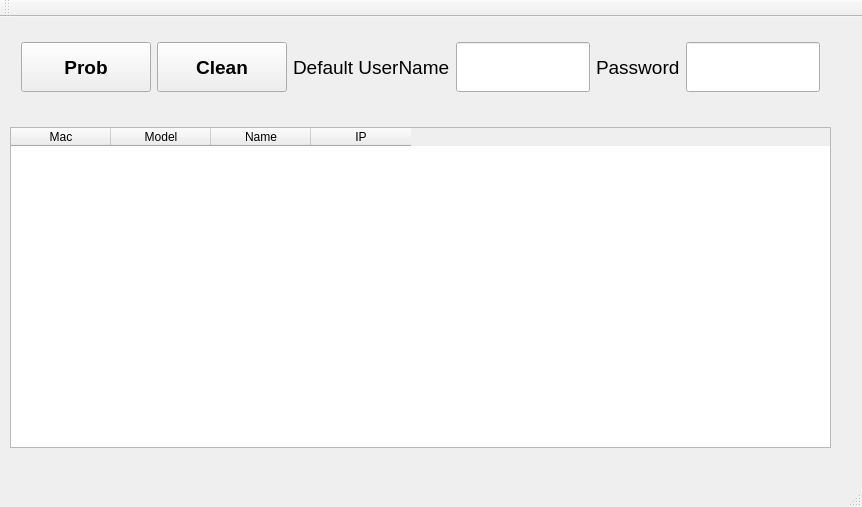
First picture: the form in mainwindow.ui, repository mychuang/IP_CAM, before the edit.
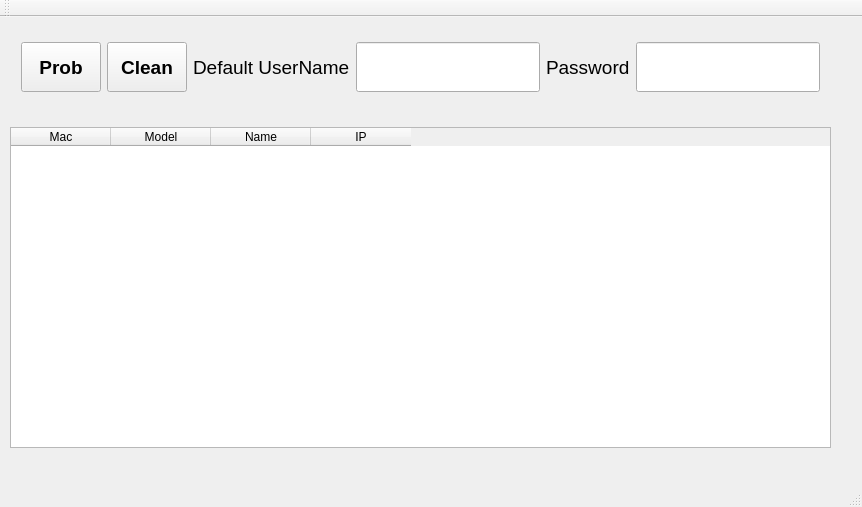
Second picture: the form after the edit.

```diff
--- a/mainwindow.ui
+++ b/mainwindow.ui
@@ -28,7 +28,7 @@
       <widget class="QPushButton" name="probBtn">
        <property name="minimumSize">
         <size>
-         <width>130</width>
+         <width>80</width>
          <height>50</height>
         </size>
        </property>
@@ -48,7 +48,7 @@
       <widget class="QPushButton" name="cleanBtn">
        <property name="minimumSize">
         <size>
-         <width>130</width>
+         <width>80</width>
          <height>50</height>
         </size>
        </property>
@@ -84,6 +84,11 @@
          <height>50</height>
         </size>
        </property>
+       <property name="font">
+        <font>
+         <pointsize>14</pointsize>
+        </font>
+       </property>
       </widget>
      </item>
      <item>
@@ -106,6 +111,14 @@
          <height>50</height>
         </size>
        </property>
+       <property name="font">
+        <font>
+         <pointsize>14</pointsize>
+        </font>
+       </property>
+       <property name="echoMode">
+        <enum>QLineEdit::Password</enum>
+       </property>
       </widget>
      </item>
     </layout>
```
